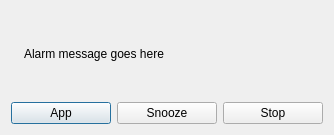
First picture: the form in src/gui/alarmdialog.ui, repository edulix/confclerk, before the edit.
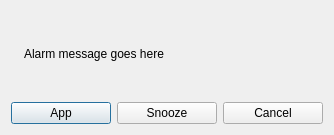
Second picture: the form after the edit. Icons and pictures are not drawn.

Commit message: MAEMO: work on alarm  - snooze alarm  - cancel alarm  - run application which automatically display Event dialog for given Event ID

```diff
--- a/src/gui/alarmdialog.ui
+++ b/src/gui/alarmdialog.ui
@@ -68,7 +68,7 @@
        <item>
         <widget class="QPushButton" name="stopPB" >
          <property name="text" >
-          <string>Stop</string>
+          <string>Cancel</string>
          </property>
         </widget>
        </item>
```
The commit also changes 7 other files.
